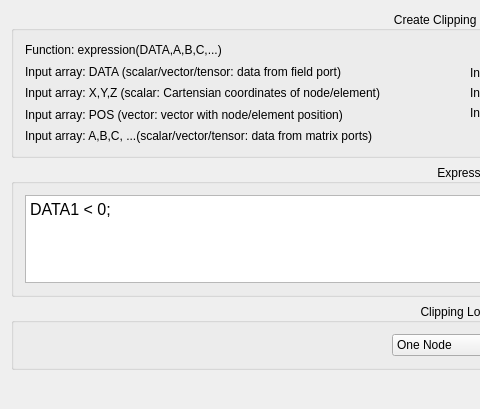
This is src/Interface/Modules/Fields/ClipFieldByFunction.ui in SCIInstitute/SCIRun as Qt 5 draws it before an edit; both pictures show x 0 to 480 and y 0 to 409 of the 934 by 409 pixel window. The edited form follows.
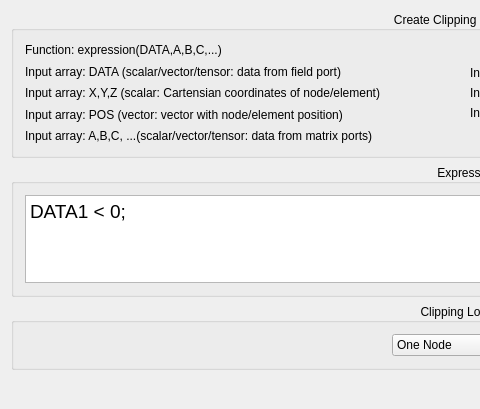
This is the edited form.

Commit message: Fixes #848. Need to test Windows & Linux

Patch:
```diff
--- a/src/Interface/Modules/Fields/ClipFieldByFunction.ui
+++ b/src/Interface/Modules/Fields/ClipFieldByFunction.ui
@@ -156,7 +156,7 @@
 &lt;html&gt;&lt;head&gt;&lt;meta name=&quot;qrichtext&quot; content=&quot;1&quot; /&gt;&lt;style type=&quot;text/css&quot;&gt;
 p, li { white-space: pre-wrap; }
 &lt;/style&gt;&lt;/head&gt;&lt;body style=&quot; font-family:'Lucida Grande'; font-size:13pt; font-weight:400; font-style:normal;&quot;&gt;
-&lt;p style=&quot; margin-top:0px; margin-bottom:0px; margin-left:0px; margin-right:0px; -qt-block-indent:0; text-indent:0px;&quot;&gt;&lt;span style=&quot; font-family:'MS Shell Dlg 2'; font-size:12pt;&quot;&gt;DATA1 &amp;lt; 0;&lt;/span&gt;&lt;/p&gt;&lt;/body&gt;&lt;/html&gt;</string>
+&lt;p style=&quot; margin-top:0px; margin-bottom:0px; margin-left:0px; margin-right:0px; -qt-block-indent:0; text-indent:0px;&quot;&gt;&lt;span style=&quot; font-family:'MS Shell Dlg 2'; font-size:14pt;&quot;&gt;DATA1 &amp;lt; 0;&lt;/span&gt;&lt;/p&gt;&lt;/body&gt;&lt;/html&gt;</string>
           </property>
          </widget>
         </item>
```
The commit also changes 2 other files.
